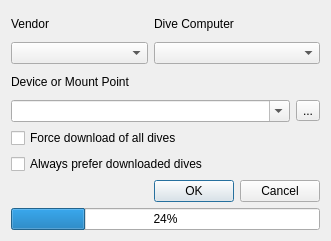
First picture: the form in qt-ui/downloadfromdivecomputer.ui, repository subsurface/subsurface, before the edit.
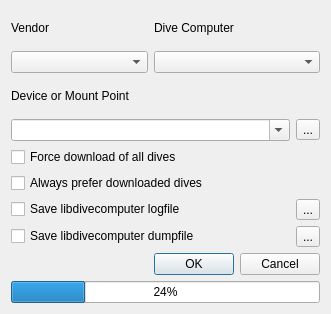
Second picture: the form after the edit. Icons and pictures are not drawn.

Commit message:
Enable libdivecomputer log or dump from the UI
Pick filenames for these functions as they are selected.
Use the windows-safe fopen function.

The edit to the form file:
```diff
--- a/qt-ui/downloadfromdivecomputer.ui
+++ b/qt-ui/downloadfromdivecomputer.ui
@@ -7,7 +7,7 @@
     <x>0</x>
     <y>0</y>
     <width>331</width>
-    <height>241</height>
+    <height>314</height>
    </rect>
   </property>
   <property name="windowTitle">
@@ -74,7 +74,7 @@
      </property>
     </widget>
    </item>
-   <item row="6" column="0" colspan="3">
+   <item row="8" column="0" colspan="3">
     <layout class="QHBoxLayout" name="horizontalLayout">
      <item>
       <spacer name="horizontalSpacer">
@@ -105,13 +105,41 @@
      </item>
     </layout>
    </item>
-   <item row="7" column="0" colspan="3">
+   <item row="9" column="0" colspan="3">
     <widget class="QProgressBar" name="progressBar">
      <property name="value">
       <number>24</number>
      </property>
     </widget>
    </item>
+   <item row="6" column="0" colspan="2">
+    <widget class="QCheckBox" name="logToFile">
+     <property name="text">
+      <string>Save libdivecomputer logfile</string>
+     </property>
+    </widget>
+   </item>
+   <item row="7" column="0" colspan="2">
+    <widget class="QCheckBox" name="dumpToFile">
+     <property name="text">
+      <string>Save libdivecomputer dumpfile</string>
+     </property>
+    </widget>
+   </item>
+   <item row="6" column="2">
+    <widget class="QToolButton" name="chooseLogFile">
+     <property name="text">
+      <string>...</string>
+     </property>
+    </widget>
+   </item>
+   <item row="7" column="2">
+    <widget class="QToolButton" name="chooseDumpFile">
+     <property name="text">
+      <string>...</string>
+     </property>
+    </widget>
+   </item>
   </layout>
  </widget>
  <resources>
```
Left out of the diff: 32 changed lines with no effect on the pictures. The commit also changes 5 other files.
